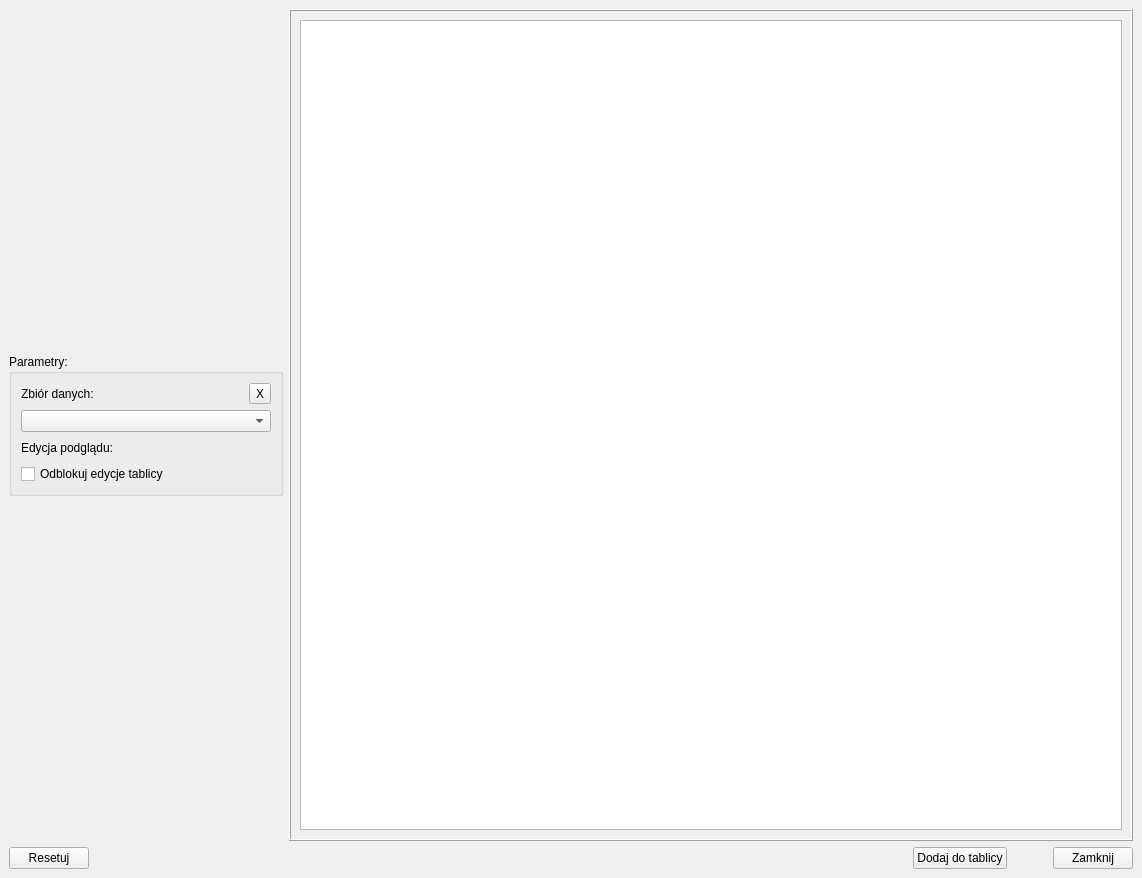
Old version of the form ui/Analysis/correlation-window.ui in the repository OskarLewandowski/dex-data-experience.
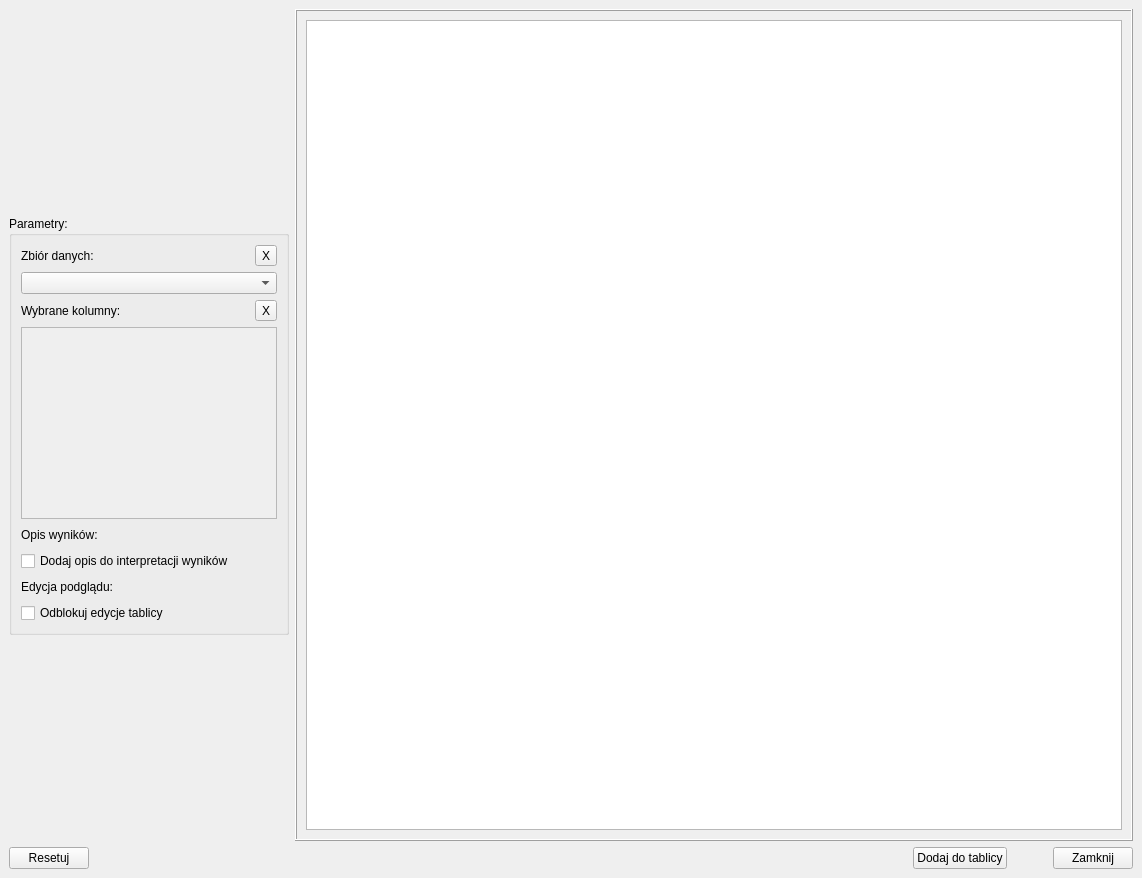
New version of the form.

Commit message: add function for correlation

```diff
--- a/ui/Analysis/correlation-window.ui
+++ b/ui/Analysis/correlation-window.ui
@@ -97,6 +97,89 @@
                </item>
               </layout>
              </item>
+             <item>
+              <layout class="QVBoxLayout" name="verticalLayout">
+               <item>
+                <layout class="QHBoxLayout" name="horizontalLayout_4">
+                 <item>
+                  <widget class="QLabel" name="label_2">
+                   <property name="text">
+                    <string>Wybrane kolumny:</string>
+                   </property>
+                  </widget>
+                 </item>
+                 <item>
+                  <spacer name="horizontalSpacer_4">
+                   <property name="orientation">
+                    <enum>Qt::Horizontal</enum>
+                   </property>
+                   <property name="sizeHint" stdset="0">
+                    <size>
+                     <width>40</width>
+                     <height>20</height>
+                    </size>
+                   </property>
+                  </spacer>
+                 </item>
+                 <item>
+                  <widget class="QToolButton" name="toolButton_Data_Columns">
+                   <property name="text">
+                    <string>X</string>
+                   </property>
+                  </widget>
+                 </item>
+                </layout>
+               </item>
+               <item>
+                <widget class="QListWidget" name="listWidget_Data_Columns">
+                 <property name="enabled">
+                  <bool>false</bool>
+                 </property>
+                 <property name="alternatingRowColors">
+                  <bool>true</bool>
+                 </property>
+                 <property name="selectionMode">
+                  <enum>QAbstractItemView::MultiSelection</enum>
+                 </property>
+                </widget>
+               </item>
+               <item>
+                <layout class="QVBoxLayout" name="verticalLayout_4">
+                 <item>
+                  <layout class="QHBoxLayout" name="horizontalLayout_5">
+                   <item>
+                    <widget class="QLabel" name="label_3">
+                     <property name="text">
+                      <string>Opis wyników:</string>
+                     </property>
+                    </widget>
+                   </item>
+                   <item>
+                    <spacer name="horizontalSpacer_5">
+                     <property name="orientation">
+                      <enum>Qt::Horizontal</enum>
+                     </property>
+                     <property name="sizeHint" stdset="0">
+                      <size>
+                       <width>40</width>
+                       <height>20</height>
+                      </size>
+                     </property>
+                    </spacer>
+                   </item>
+                  </layout>
+                 </item>
+                 <item>
+                  <widget class="QCheckBox" name="checkBox_Description_Of_Results">
+                   <property name="text">
+                    <string>Dodaj opis do interpretacji wyników</string>
+                   </property>
+                  </widget>
+                 </item>
+                </layout>
+               </item>
+              </layout>
+             </item>
              <item>
               <layout class="QVBoxLayout" name="verticalLayout_16">
                <item>
@@ -169,6 +252,12 @@
            <property name="enabled">
             <bool>true</bool>
            </property>
+           <property name="sizePolicy">
+            <sizepolicy hsizetype="Expanding" vsizetype="Expanding">
+             <horstretch>0</horstretch>
+             <verstretch>0</verstretch>
+            </sizepolicy>
+           </property>
            <property name="font">
             <font>
              <pointsize>14</pointsize>
```
Left out of the diff: 18 changed lines with no effect on the pictures. The commit also changes 2 other files.
